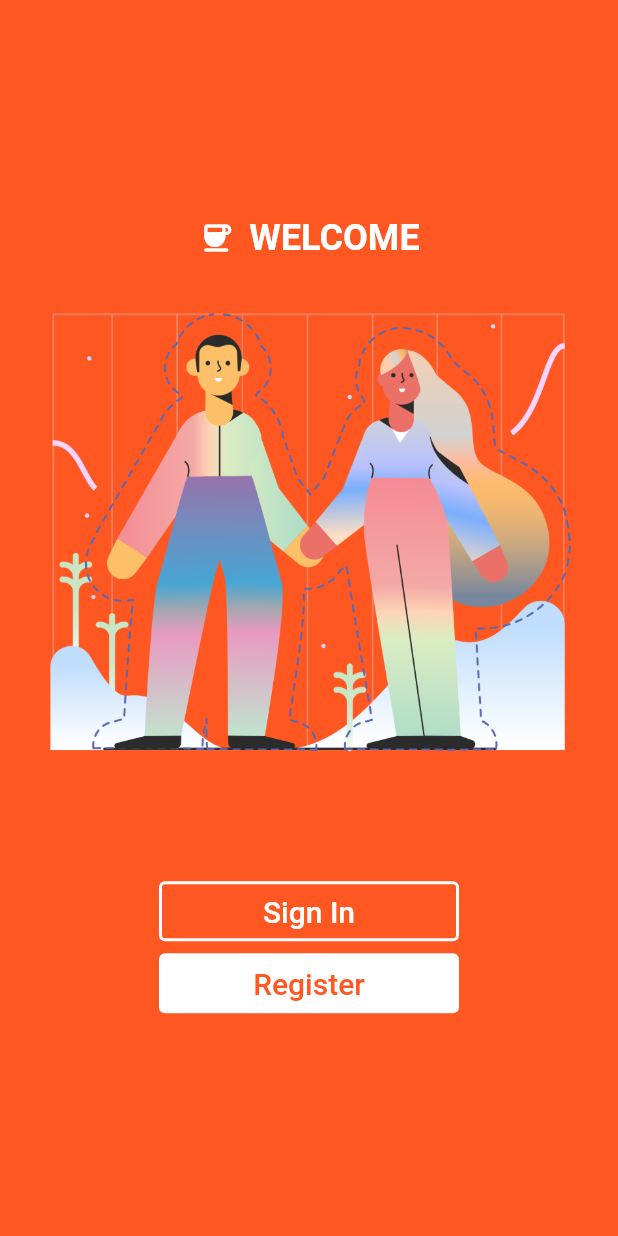
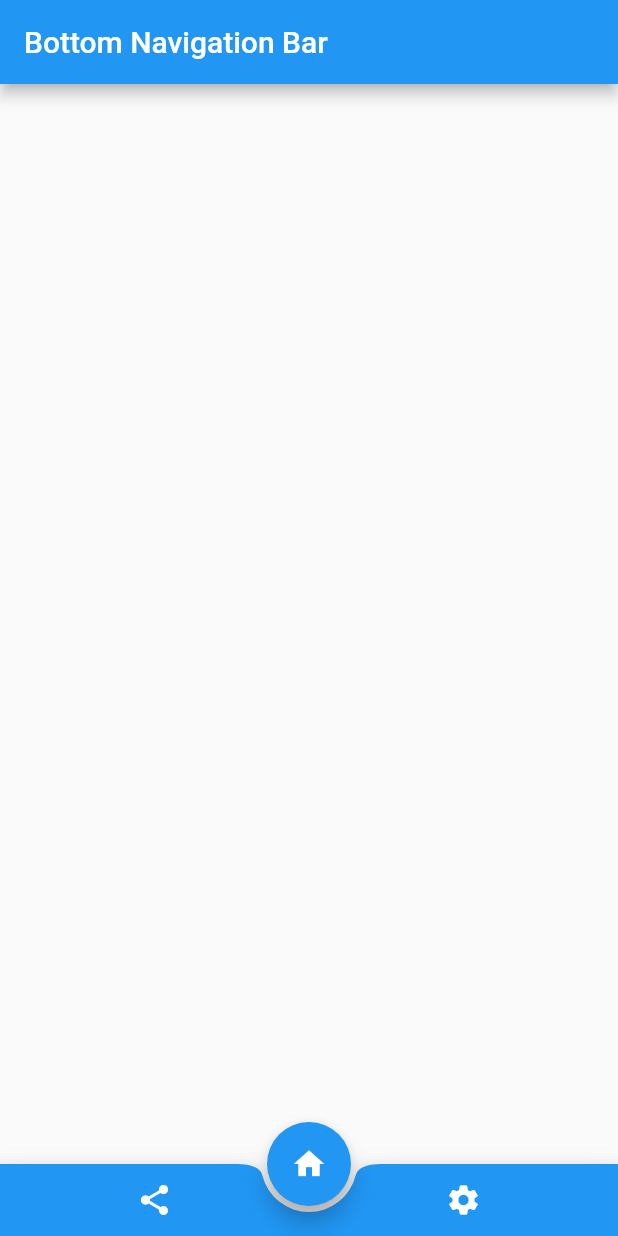
Before and after one commit to hamidsaaidi0/flutter-widgets, a Flutter app: the screen it shows after launch, on a phone screen of 412 x 824 dp. Run offline on Flutter 3.47's test engine with Material 2 defaults, Android fonts, the phone set to English and light mode, and no system bars.

Commit message:
simple Bottom Navigation Bar with centerDocked floatingActionButton

```diff
--- /dev/null
+++ b/lib/bottom_navBar/simple_bottom_navbar.dart
@@ -0,0 +1,44 @@
+import 'package:flutter/material.dart';
+
+class SimpleNavBar extends StatelessWidget {
+  const SimpleNavBar({Key? key}) : super(key: key);
+
+  @override
+  Widget build(BuildContext context) {
+    return Scaffold(
+      appBar: AppBar(
+        title: Text('Bottom Navigation Bar'),
+      ),
+      floatingActionButtonLocation: FloatingActionButtonLocation.centerDocked,
+      floatingActionButton: FloatingActionButton(
+        onPressed: () {},
+        child: Icon(Icons.home),
+      ),
+      bottomNavigationBar: Container(
+        child: BottomAppBar(
+          shape: CircularNotchedRectangle(),
+          color: Colors.blue,
+          child: Row(
+            mainAxisAlignment: MainAxisAlignment.spaceAround,
+            children: [
+              IconButton(
+                onPressed: () {},
+                icon: const Icon(
+                  Icons.share,
+                  color: Colors.white,
+                ),
+              ),
+              IconButton(
+                onPressed: () {},
+                icon: const Icon(
+                  Icons.settings,
+                  color: Colors.white,
+                ),
+              ),
+            ],
+          ),
+        ),
+      ),
+    );
+  }
+}
--- a/lib/main.dart
+++ b/lib/main.dart
@@ -1,3 +1,4 @@
+import 'package:bestwidgets/bottom_navBar/simple_bottom_navbar.dart';
 import 'package:bestwidgets/screens/login_screen.dart';
 import 'package:bestwidgets/widgets/AlertDialog.dart';
 import 'package:bestwidgets/widgets/AnimatedContainer.dart';
@@ -30,7 +31,7 @@ class MyApp extends StatelessWidget {
       theme: ThemeData(
         primarySwatch: Colors.blue,
       ),
-      home: Login_Screen(),
+      home: SimpleNavBar(),
     );
   }
 }
```
